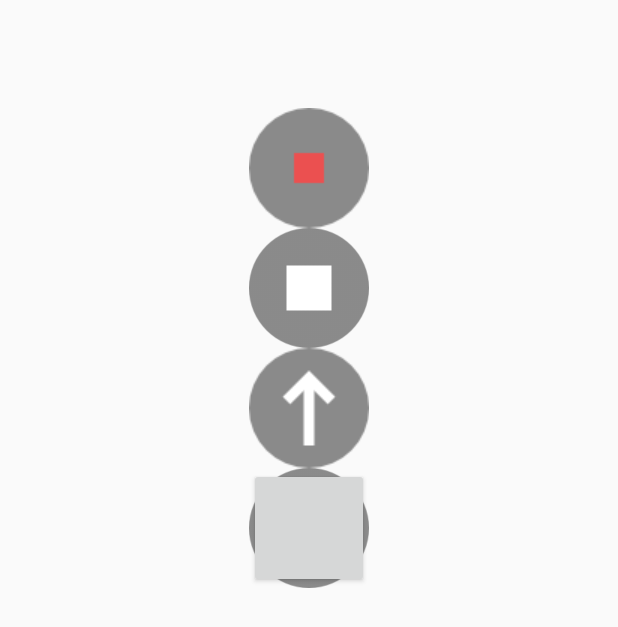
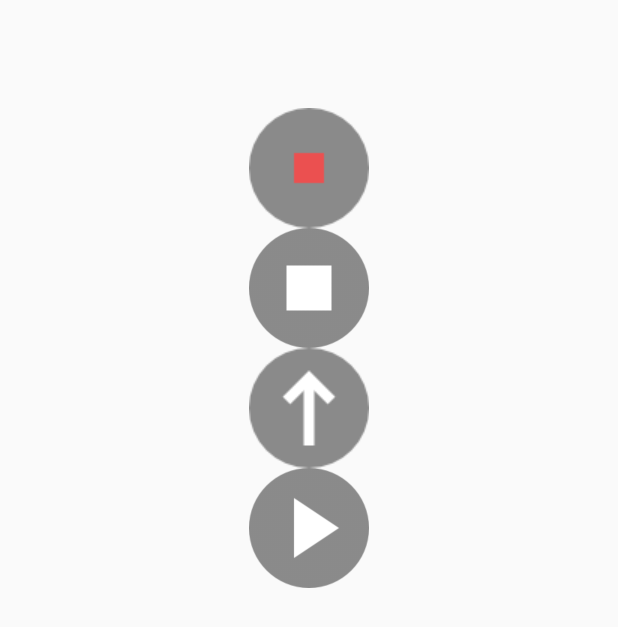
Before and after one commit to juffel/SimpleAudioRecorder, an Android app: the screen it shows after launch (RecordActivity), after a tap on an icon or button, on a phone screen of 412 x 824 dp. Shown: the top 627 px of the screen. Run offline under Robolectric (Android 15) with nearby library versions, the phone set to English and light mode, and no system bars; libraries missing offline, so code that uses them is left out: com.loopj.android; 3 other taps on this screen came first.

Commit message:
Animation is now animateButton Background + some refactoring

```diff
--- a/app/src/main/java/de/juffel/simpleaudiorecorder/RecordActivity.java
+++ b/app/src/main/java/de/juffel/simpleaudiorecorder/RecordActivity.java
@@ -100,13 +100,12 @@ public class RecordActivity extends Activity {
 
         ///////////////////////////
         // initialize animation button
-        ImageView animation_background = (ImageView) findViewById(R.id.animation_view);
-        animation_background.setBackgroundResource(R.drawable.button_play_animated);
-        final AnimationDrawable animation = (AnimationDrawable) animation_background.getBackground();
         final Button animationButton = (Button) findViewById(R.id.animation_button);
+        animationButton.setBackgroundResource(R.drawable.button_play_animated);
         animationButton.setOnClickListener(new OnClickListener() {
             @Override
             public void onClick(View v) {
+                AnimationDrawable animation = (AnimationDrawable)animationButton.getBackground();
                 animation.stop();
                 animation.start();
             }
--- a/app/src/main/res/drawable/button_play_animated.xml
+++ b/app/src/main/res/drawable/button_play_animated.xml
@@ -4,4 +4,5 @@
     <item android:drawable="@drawable/button_play_01" android:duration="200" />
     <item android:drawable="@drawable/button_play_02" android:duration="200" />
     <item android:drawable="@drawable/button_play_03" android:duration="200" />
+    <item android:drawable="@drawable/button_play_00" android:duration="200" />
 </animation-list>
--- a/app/src/main/res/layout/activity_record.xml
+++ b/app/src/main/res/layout/activity_record.xml
@@ -37,13 +37,6 @@
         android:layout_below="@+id/button_replay"
         android:layout_alignStart="@+id/button_replay" />
 
-    <ImageView
-        android:id="@+id/animation_view"
-        android:layout_width="80dp"
-        android:layout_height="80dp"
-        android:layout_toEndOf="@+id/animation_button"
-        android:layout_below="@+id/button_upload"
-        android:layout_alignStart="@+id/animation_button" />
 
     <Button
         android:layout_width="80dp"
```
